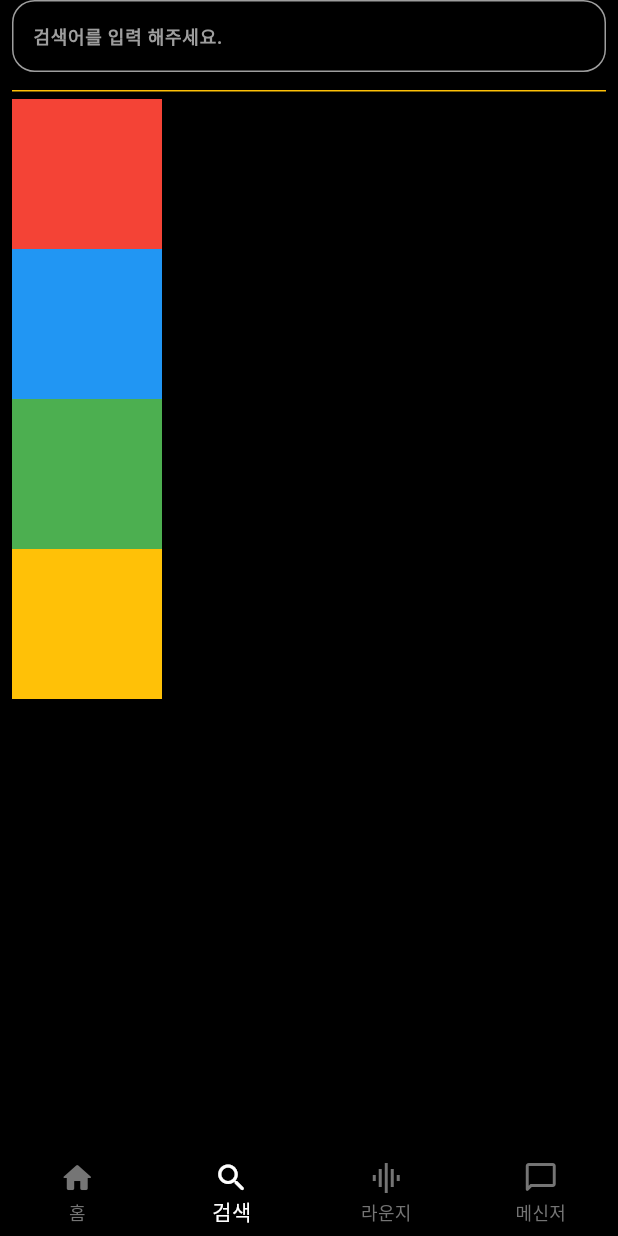
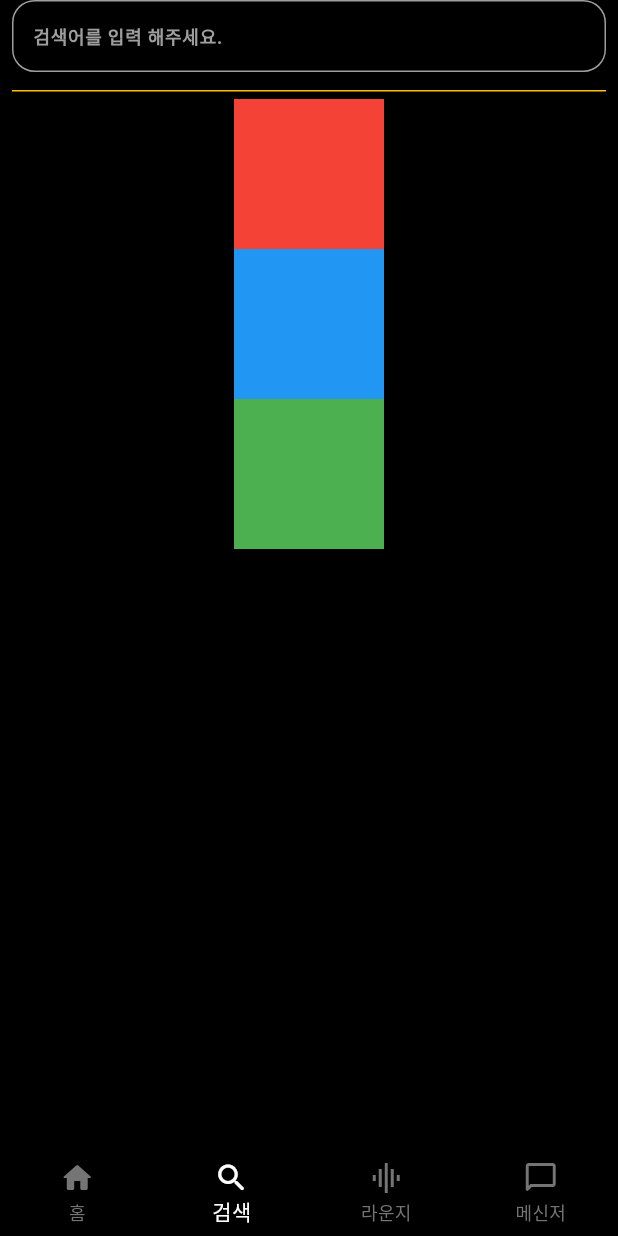
Before and after one commit to Astrum93/Flutter_Music_Is_Life, a Flutter app: the HomeFragment screen opened directly, item 2 of the bottom bar chosen, on a phone screen of 412 x 824 dp. Run offline on Flutter 3.47's test engine with Material 3 defaults, Android fonts, the phone set to English and light mode, and no system bars; our stand-ins replace cloud_firestore, dotted_border, firebase_auth, firebase_core, firebase_messaging, firebase_storage and 3 more; missing offline and left inert: beautiful_soup_dart; accounts and stored records are empty; generated files the repository leaves out were written again; network calls fail.

Commit message:
240312 검색 결과 영역 구현

```diff
--- a/lib/main/tab/search/search_screen.dart
+++ b/lib/main/tab/search/search_screen.dart
@@ -53,6 +53,53 @@ class _SearchScreenState extends State<SearchScreen> {
             ),
             const Line(color: Colors.amber),
             height5,
+            SizedBox(
+              width: MediaQuery.of(context).size.width,
+              height: 300,
+              child: SingleChildScrollView(
+                scrollDirection: Axis.vertical,
+                child: Column(
+                  children: [
+                    Container(
+                      width: 100,
+                      height: 100,
+                      color: Colors.red,
+                    ),
+                    Container(
+                      width: 100,
+                      height: 100,
+                      color: Colors.blue,
+                    ),
+                    Container(
+                      width: 100,
+                      height: 100,
+                      color: Colors.green,
+                    ),
+                    Container(
+                      width: 100,
+                      height: 100,
+                      color: Colors.amber,
+                    ),
+                    Container(
+                      width: 100,
+                      height: 100,
+                      color: Colors.red,
+                    ),
+                    Container(
+                      width: 100,
+                      height: 100,
+                      color: Colors.blue,
+                    ),
+                    Container(
+                      width: 100,
+                      height: 100,
+                      color: Colors.green,
+                    ),
+                    Container(
+                      width: 100,
+                      height: 100,
+                      color: Colors.amber,
+                    ),
                     Container(
                       width: 100,
                       height: 100,
@@ -76,6 +123,10 @@ class _SearchScreenState extends State<SearchScreen> {
                   ],
                 ),
               ),
+            ),
+          ],
+        ),
+      ),
     );
   }
 }
```
Lines whose indentation alone changed are shown as unchanged.
